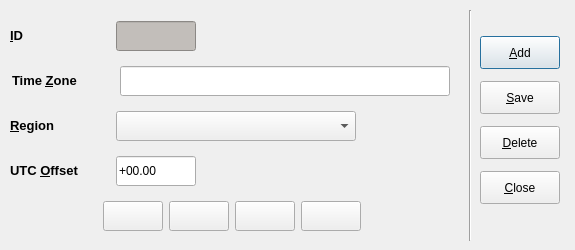
Above: code/pyqt/gui/timezone_setup.ui from soccermetrics/marcotti-desktop before the change. Below: the same form after it.
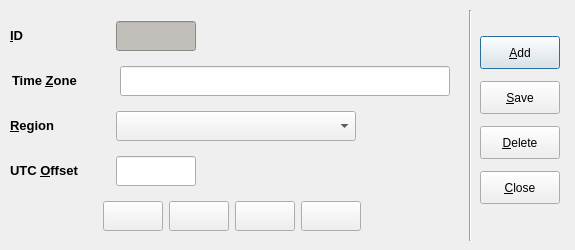
That is the form after the change. Icons and pictures are not drawn.

Commit message: Removed input mask from UTC offset field.  Handled formatting from a custom delegate (#25)

The edit to the form file:
```diff
--- a/code/pyqt/gui/timezone_setup.ui
+++ b/code/pyqt/gui/timezone_setup.ui
@@ -386,10 +386,13 @@
          <string>Offset from UTC (Decimal hours)</string>
         </property>
         <property name="inputMask">
-         <string>#00.00; </string>
+         <string/>
         </property>
         <property name="text">
-         <string>+00.00</string>
+         <string/>
+        </property>
+        <property name="maxLength">
+         <number>6</number>
         </property>
        </widget>
       </item>
```
The commit also changes 2 other files.
